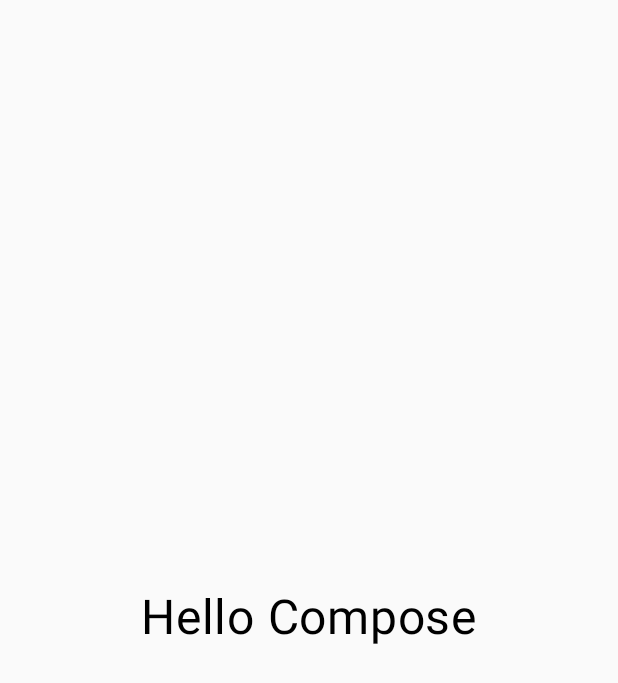
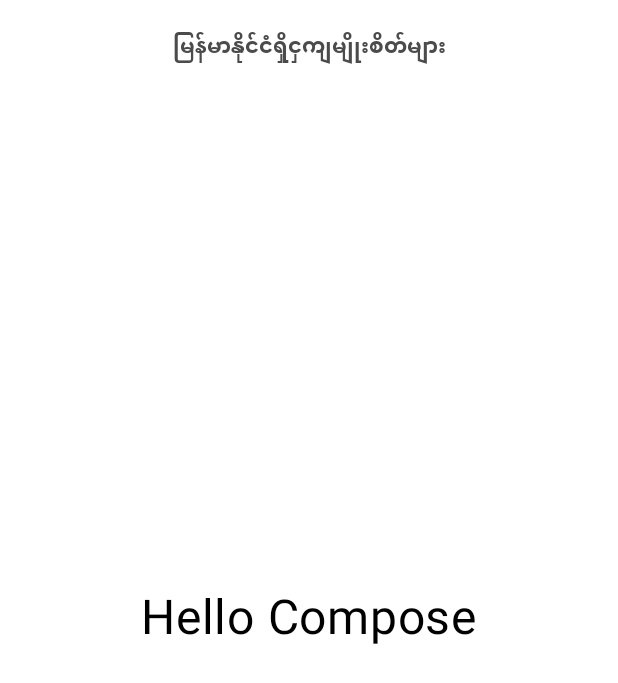
Before and after one commit to phonethetkhin/MyanmarBirds, an Android app built with Jetpack Compose: the screen it shows after launch (MainActivity), on a phone screen of 412 x 824 dp. Shown: the top 683 px of the screen. Run offline under Robolectric (Android 15) with nearby library versions, the phone set to English and light mode, and no system bars; our stand-ins replace Dagger/Hilt's generated code; libraries missing offline, so code that uses them is left out: androidx.hilt.lifecycle.

Commit message:
Add TopAppBar

```diff
--- a/app/src/main/java/com/aal/myanmarbirds/MainActivity.kt
+++ b/app/src/main/java/com/aal/myanmarbirds/MainActivity.kt
@@ -28,7 +28,6 @@ private val exitTransition: (AnimatedContentTransitionScope<NavBackStackEntry>.(
 @AndroidEntryPoint
 class MainActivity : ComponentActivity() {
 
-
     override fun onCreate(savedInstanceState: Bundle?) {
         super.onCreate(savedInstanceState)
         setContent {
--- /dev/null
+++ b/app/src/main/java/com/aal/myanmarbirds/ui/feature/components/MBTopAppBar.kt
@@ -0,0 +1,39 @@
+package com.aal.myanmarbirds.ui.feature.components
+
+import androidx.compose.foundation.layout.padding
+import androidx.compose.material3.CenterAlignedTopAppBar
+import androidx.compose.material3.ExperimentalMaterial3Api
+import androidx.compose.material3.Text
+import androidx.compose.runtime.Composable
+import androidx.compose.ui.Modifier
+import androidx.compose.ui.text.style.TextOverflow
+import androidx.compose.ui.unit.dp
+import com.aal.myanmarbirds.ui.theme.MyanmarBirdsTypographyTokens
+
+@OptIn(ExperimentalMaterial3Api::class)
+@Composable
+fun MBTopAppBar(text: String, modifier: Modifier = Modifier) {
+    CenterAlignedTopAppBar(
+        title = {
+            Text(
+                text = text,
+                maxLines = 1,
+                overflow = TextOverflow.Ellipsis,
+                style = MyanmarBirdsTypographyTokens.Label,
+
+            )
+        },
+        navigationIcon = {
+//                IconButton(onClick = { onEvent() }) {
+//                    Icon(
+//                        modifier = Modifier
+//                            .width(8.68.dp)
+//                            .height(16.dp),
+//                        imageVector = ImageVector.vectorResource(ic_chevron_left),
+//                        contentDescription = "navBack"
+//                    )
+//                }
+        },
+
+    )
+}
--- a/app/src/main/java/com/aal/myanmarbirds/ui/feature/home/screen/HomeScreen.kt
+++ b/app/src/main/java/com/aal/myanmarbirds/ui/feature/home/screen/HomeScreen.kt
@@ -3,6 +3,8 @@ package com.aal.myanmarbirds.ui.feature.home.screen
 import androidx.compose.foundation.layout.Arrangement
 import androidx.compose.foundation.layout.Column
 import androidx.compose.foundation.layout.fillMaxSize
+import androidx.compose.foundation.layout.padding
+import androidx.compose.material3.Scaffold
 import androidx.compose.material3.Text
 import androidx.compose.runtime.Composable
 import androidx.compose.runtime.collectAsState
@@ -13,6 +15,7 @@ import androidx.compose.ui.graphics.Color
 import androidx.compose.ui.unit.sp
 import androidx.hilt.lifecycle.viewmodel.compose.hiltViewModel
 import com.aal.myanmarbirds.ui.base.EventHandler
+import com.aal.myanmarbirds.ui.feature.components.MBTopAppBar
 import com.aal.myanmarbirds.ui.feature.home.viewmodel.HomeScreenEvent
 import com.aal.myanmarbirds.ui.feature.home.viewmodel.HomeViewModel
 
@@ -24,10 +27,19 @@ fun HomeScreen(
     val state by homeViewModel.uiState.collectAsState()
 
     EventHandler(homeViewModel) { event ->
-        onEvent(event)  // forward event to NavGraph
+        onEvent(event)
     }
 
-    HomeScreenContent(onEvent = homeViewModel::onEvent)
+    Scaffold(topBar = {
+        MBTopAppBar(
+            text = "မြန်မာနိုင်ငံရှိငှက်မျိုးစိတ်များ",
+        )
+    }) { innerPadding ->
+        HomeScreenContent(
+            onEvent = homeViewModel::onEvent,
+            modifier = Modifier.padding(innerPadding)
+        )
+    }
 }
 
 @Composable
--- a/app/src/main/java/com/aal/myanmarbirds/ui/theme/Theme.kt
+++ b/app/src/main/java/com/aal/myanmarbirds/ui/theme/Theme.kt
@@ -1,7 +1,6 @@
 package com.aal.myanmarbirds.ui.theme
 
 import android.app.Activity
-import android.os.Build
 import androidx.compose.foundation.layout.BoxWithConstraints
 import androidx.compose.foundation.layout.BoxWithConstraintsScope
 import androidx.compose.material3.MaterialTheme
@@ -11,6 +10,8 @@ import androidx.compose.runtime.Composable
 import androidx.compose.runtime.CompositionLocalProvider
 import androidx.compose.runtime.ReadOnlyComposable
 import androidx.compose.runtime.SideEffect
+import androidx.compose.ui.graphics.Color
+import androidx.compose.ui.graphics.toArgb
 import androidx.compose.ui.platform.LocalView
 import androidx.core.view.WindowCompat
 
@@ -36,14 +37,21 @@ fun MyanmarBirdsTheme(
         SideEffect {
             val window = (view.context as Activity).window
 
-            if (Build.VERSION.SDK_INT >= Build.VERSION_CODES.Q) {
-                window.isNavigationBarContrastEnforced = false
-            }
+            // Make status bar and navigation bar transparent
+            window.statusBarColor = Color.Transparent.toArgb()
+            window.navigationBarColor = Color.Transparent.toArgb()
+
+            // Allow content to draw behind system bars
+            WindowCompat.setDecorFitsSystemWindows(window, false)
+
+            // Control icons
             val insetsController = WindowCompat.getInsetsController(window, view)
-            insetsController.isAppearanceLightStatusBars = !isAppearanceLightStatusBars
-            insetsController.isAppearanceLightNavigationBars = !isAppearanceLightNavigationBars
+            insetsController.isAppearanceLightStatusBars = true  // dark icons
+            insetsController.isAppearanceLightNavigationBars = true  // dark icons
         }
     }
+
+
     val lightColorScheme = lightColorScheme(
         primary = Theme.colors.blue_500,
         onPrimary = Theme.colors.white,
```
